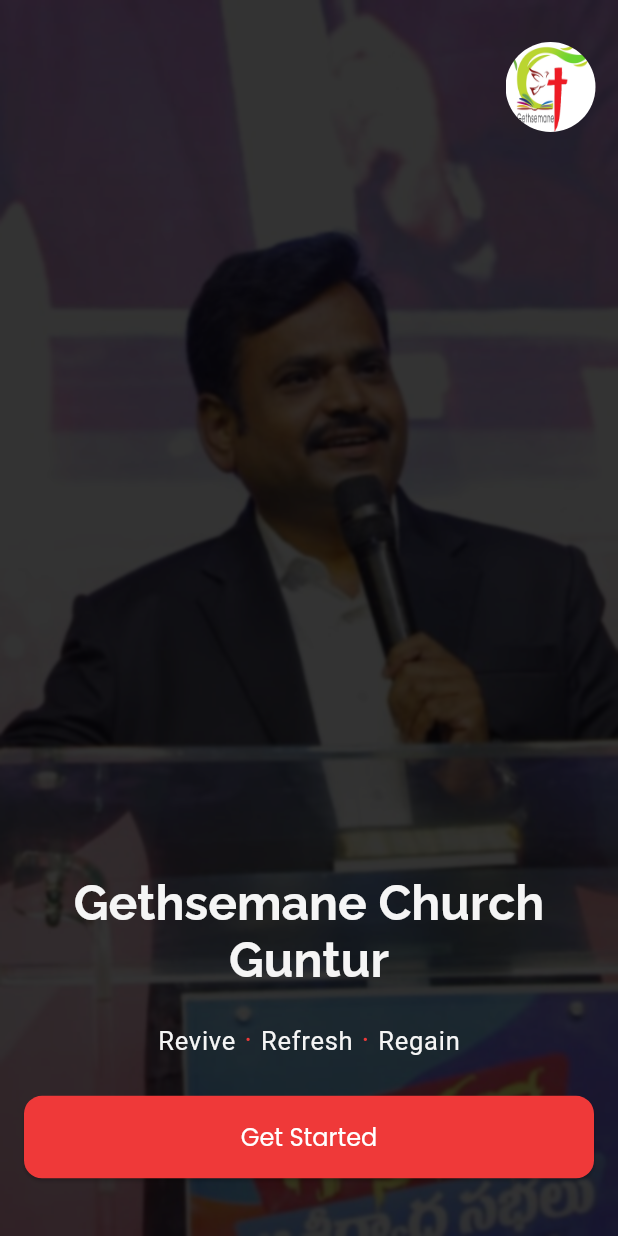
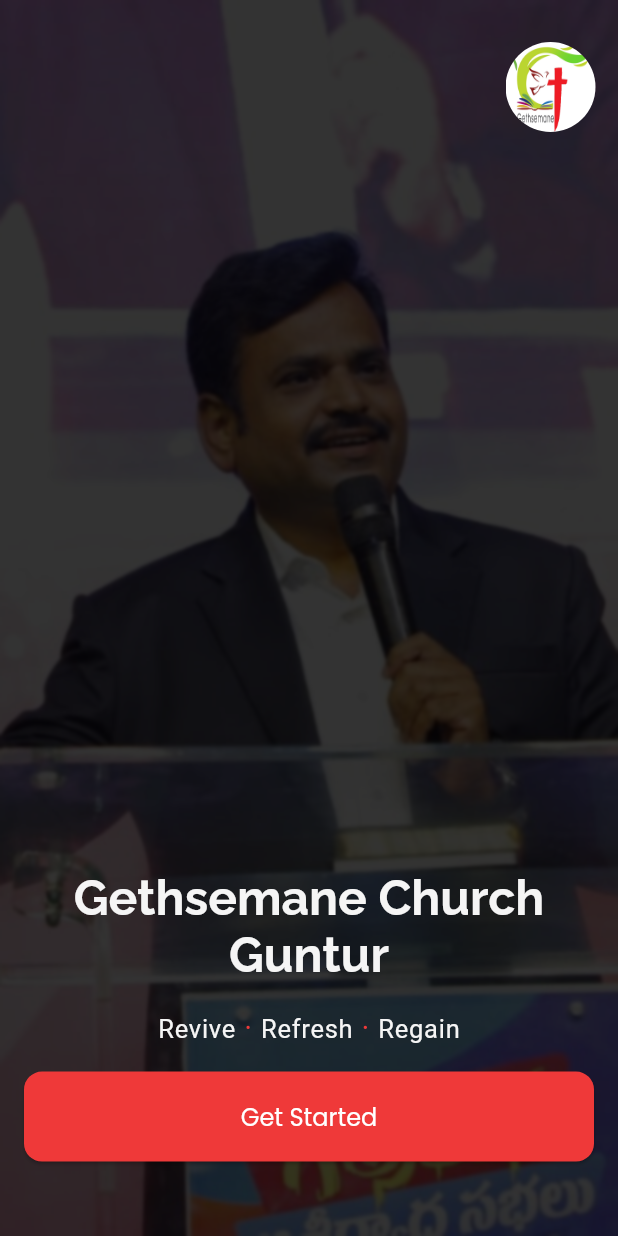
Before and after one commit to amcny/Gethsemane-Church, a Flutter app: the screen it shows after launch, on a phone screen of 412 x 824 dp. Run offline on Flutter 3.47's test engine with Material 3 defaults, Android fonts, the phone set to English and light mode, and no system bars; drawn by our look-alikes of auto_size_text; our stand-ins replace font_awesome_flutter, from_css_color, go_router, google_fonts, page_transition, shared_preferences and 1 more; missing offline and left inert: json_path.

Commit message:
done onboarding

```diff
--- a/lib/pages/onboarding/onboarding_widget.dart
+++ b/lib/pages/onboarding/onboarding_widget.dart
@@ -84,7 +84,7 @@
                     children: [
                       Flexible(
                         child: Align(
-                          alignment: const AlignmentDirectional(0.0, 0.9),
+                          alignment: const AlignmentDirectional(0.0, 0.87),
                           child: Padding(
                             padding: const EdgeInsetsDirectional.fromSTEB(
                                 16.0, 0.0, 16.0, 0.0),
@@ -97,7 +97,7 @@
                               ),
                               options: FFButtonOptions(
                                 width: MediaQuery.sizeOf(context).width * 1.0,
-                                height: 55.0,
+                                height: 60.0,
                                 padding: const EdgeInsetsDirectional.fromSTEB(
                                     24.0, 0.0, 24.0, 0.0),
                                 iconPadding: const EdgeInsetsDirectional.fromSTEB(
@@ -130,7 +130,7 @@
             Stack(
               children: [
                 Align(
-                  alignment: const AlignmentDirectional(0.0, 0.56),
+                  alignment: const AlignmentDirectional(0.0, 0.55),
                   child: Text(
                     FFLocalizations.of(context).getText(
                       'vsvyvztr' /* Gethsemane Church
@@ -168,7 +168,7 @@
               ),
             ),
             Align(
-              alignment: const AlignmentDirectional(0.0, 0.7),
+              alignment: const AlignmentDirectional(0.0, 0.68),
               child: RichText(
                 textScaler: MediaQuery.of(context).textScaler,
                 text: TextSpan(
```
Also changed, not shown: 1 other file.
